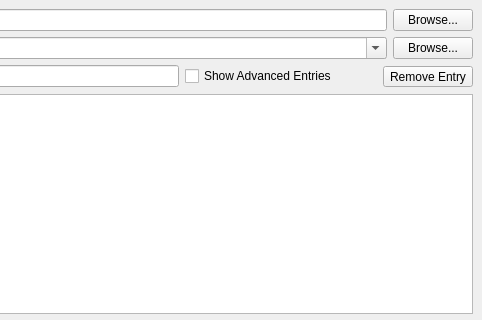
Old version of the form Source/QtDialog/CMakeSetupDialog.ui in the repository Kitware/CMake; both pictures show x 225 to 707 and y 0 to 320 of the 707 by 582 pixel window.
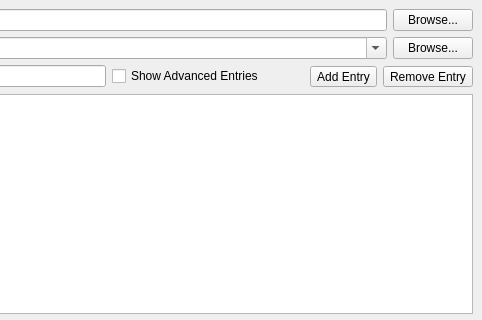
New version of the form. Icons and pictures are not drawn. Custom widgets are drawn as their Qt base class.

```diff
--- a/Source/QtDialog/CMakeSetupDialog.ui
+++ b/Source/QtDialog/CMakeSetupDialog.ui
@@ -149,6 +149,22 @@
            </property>
           </spacer>
          </item>
+         <item>
+          <widget class="QToolButton" name="AddEntry" >
+           <property name="toolTip" >
+            <string>Add New Entry</string>
+           </property>
+           <property name="text" >
+            <string>Add Entry</string>
+           </property>
+           <property name="icon" >
+            <iconset resource="CMakeSetup.qrc" >:/Icons/Plus16.png</iconset>
+           </property>
+           <property name="toolButtonStyle" >
+            <enum>Qt::ToolButtonTextBesideIcon</enum>
+           </property>
+          </widget>
+         </item>
          <item>
           <widget class="QToolButton" name="RemoveEntry" >
            <property name="toolTip" >
```
